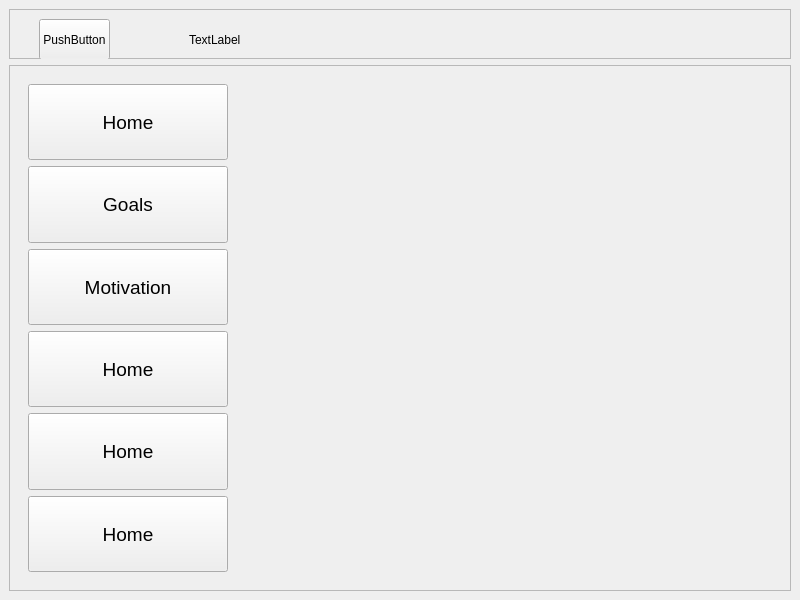
Before: the Qt Designer form ui/base_ui/ui_mainWindow.ui in Anzhelika007/PyQt_My_App, drawn with Qt 5.
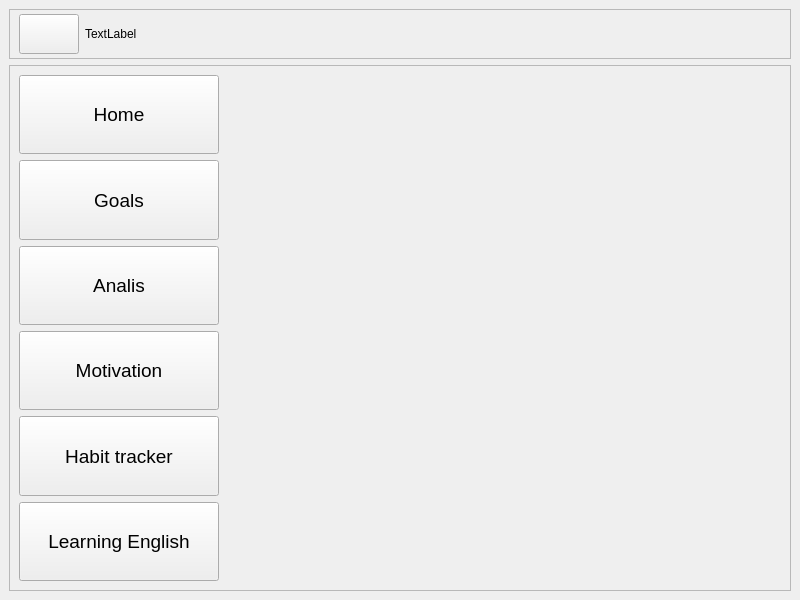
After: the same form once the commit is applied. The open tabs and pages were chosen to show the change. Icons and pictures are not drawn.

What changed in the file:
```diff
--- a/ui/base_ui/ui_mainWindow.ui
+++ b/ui/base_ui/ui_mainWindow.ui
@@ -35,32 +35,44 @@
       <property name="frameShadow">
        <enum>QFrame::Raised</enum>
       </property>
-      <widget class="QPushButton" name="pushButton_7">
-       <property name="geometry">
-        <rect>
-         <x>30</x>
-         <y>10</y>
-         <width>71</width>
-         <height>41</height>
-        </rect>
+      <layout class="QHBoxLayout" name="horizontalLayout_2">
+       <property name="topMargin">
+        <number>0</number>
        </property>
-       <property name="text">
-        <string>PushButton</string>
+       <property name="bottomMargin">
+        <number>0</number>
        </property>
-      </widget>
-      <widget class="QLabel" name="label">
-       <property name="geometry">
-        <rect>
-         <x>180</x>
-         <y>20</y>
-         <width>441</width>
-         <height>21</height>
-        </rect>
-       </property>
-       <property name="text">
-        <string>TextLabel</string>
-       </property>
-      </widget>
+       <item>
+        <widget class="QPushButton" name="pushButton_7">
+         <property name="minimumSize">
+          <size>
+           <width>60</width>
+           <height>40</height>
+          </size>
+         </property>
+         <property name="maximumSize">
+          <size>
+           <width>60</width>
+           <height>40</height>
+          </size>
+         </property>
+         <property name="text">
+          <string/>
+         </property>
+         <property name="icon">
+          <iconset resource="../../resource.qrc">
+           <normaloff>:/icons/menu.png</normaloff>:/icons/menu.png</iconset>
+         </property>
+        </widget>
+       </item>
+       <item>
+        <widget class="QLabel" name="label">
+         <property name="text">
+          <string>TextLabel</string>
+         </property>
+        </widget>
+       </item>
+      </layout>
      </widget>
     </item>
     <item>
@@ -86,6 +98,18 @@
           </font>
          </property>
          <layout class="QVBoxLayout" name="verticalLayout_2">
+          <property name="leftMargin">
+           <number>0</number>
+          </property>
+          <property name="topMargin">
+           <number>0</number>
+          </property>
+          <property name="rightMargin">
+           <number>0</number>
+          </property>
+          <property name="bottomMargin">
+           <number>0</number>
+          </property>
           <item>
            <widget class="QPushButton" name="pushButton">
             <property name="minimumSize">
@@ -139,7 +163,7 @@
              </size>
             </property>
             <property name="text">
-             <string>Motivation</string>
+             <string>Analis</string>
             </property>
            </widget>
           </item>
@@ -158,7 +182,7 @@
              </size>
             </property>
             <property name="text">
-             <string>Home</string>
+             <string>Motivation</string>
             </property>
            </widget>
           </item>
@@ -177,7 +201,7 @@
              </size>
             </property>
             <property name="text">
-             <string>Home</string>
+             <string>Habit tracker</string>
             </property>
            </widget>
           </item>
@@ -196,7 +220,7 @@
              </size>
             </property>
             <property name="text">
-             <string>Home</string>
+             <string>Learning English</string>
             </property>
            </widget>
           </item>
```
Left out of the diff: 6 changed lines with no effect on the pictures.
